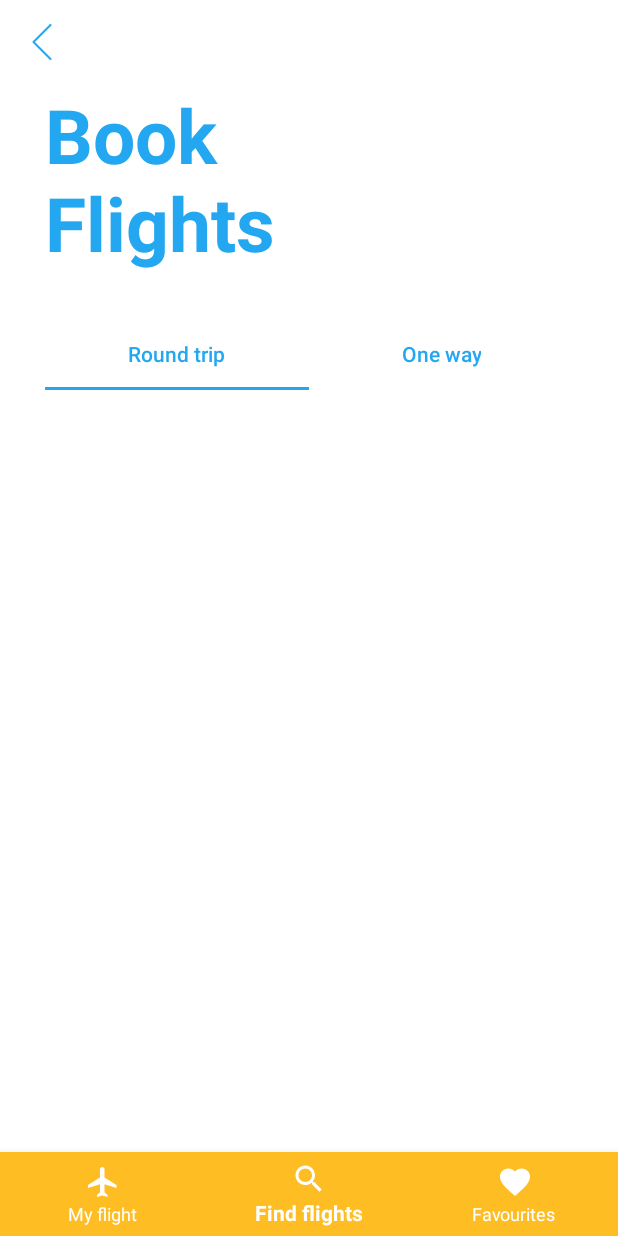
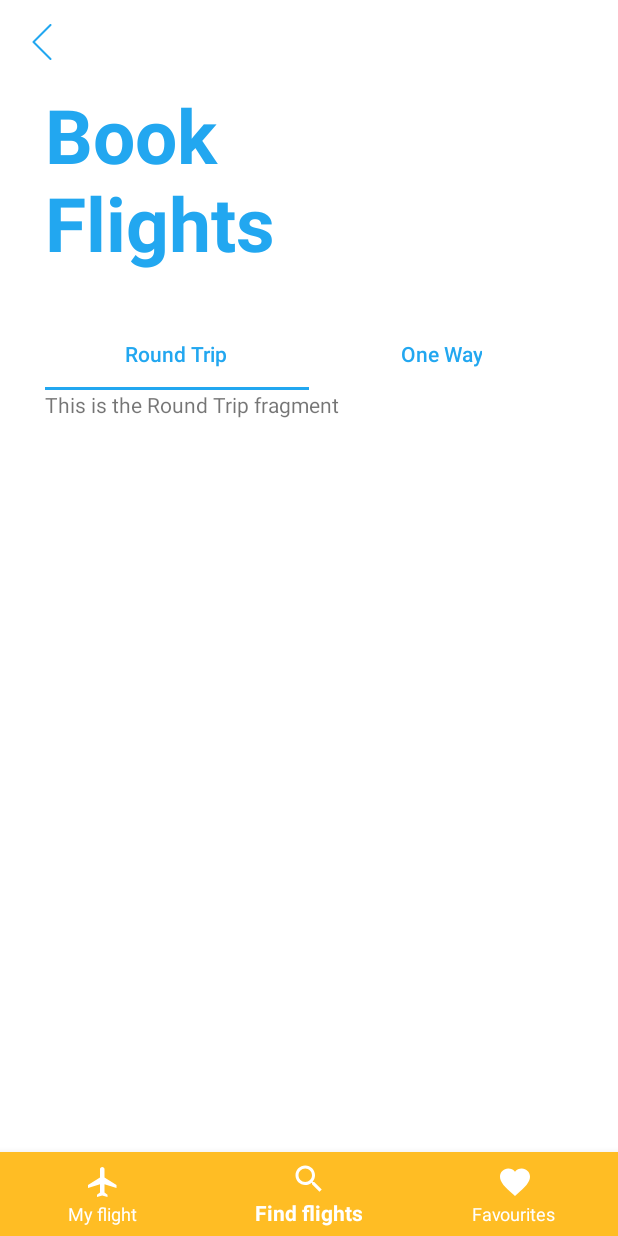
Before and after one commit to fashbot/flight_checker_app, an Android app: the screen it shows after launch (MainActivity), item 2 of the bottom bar chosen, on a phone screen of 412 x 824 dp. Run offline under Robolectric (Android 15) with nearby library versions, the phone set to English and light mode, and no system bars.

Commit message:
Add Tab Bar Body to Book Flights Fragment + create Round tip and One Way fragments

```diff
--- a/app/src/main/java/yass/stephanie/com/flight_checker/MainActivity.kt
+++ b/app/src/main/java/yass/stephanie/com/flight_checker/MainActivity.kt
@@ -2,13 +2,17 @@ package yass.stephanie.com.flight_checker
 
 import android.os.Bundle
 import android.support.design.widget.BottomNavigationView
+import android.support.design.widget.TabLayout
 import android.support.v4.app.Fragment
 import android.support.v4.app.FragmentTransaction
+import android.support.v4.view.ViewPager
 import android.support.v7.app.AppCompatActivity
 import android.view.Window
+import android.widget.TableLayout
 import kotlinx.android.synthetic.main.activity_main.*
 import yass.stephanie.com.flight_checker.favouriteFlights.FavouriteFlights
 import yass.stephanie.com.flight_checker.myflights.MyFlightsFragment
+import yass.stephanie.com.flight_checker.ui.findfragment.BookFlightsTabAdapter
 import yass.stephanie.com.flight_checker.ui.findfragment.FindFlightsFragment
 
 class MainActivity : AppCompatActivity() {
--- /dev/null
+++ b/app/src/main/java/yass/stephanie/com/flight_checker/ui/findfragment/BookFlightsTabAdapter.kt
@@ -0,0 +1,34 @@
+package yass.stephanie.com.flight_checker.ui.findfragment
+
+import android.content.Context
+import android.support.v4.app.Fragment
+import android.support.v4.app.FragmentManager
+import android.support.v4.app.FragmentStatePagerAdapter
+import yass.stephanie.com.flight_checker.R
+
+class BookFlightsTabAdapter(fm: FragmentManager?, context: Context) : FragmentStatePagerAdapter(fm) {
+
+    private val mContext: Context = context
+
+    override fun getItem(position: Int): Fragment? {
+        return when (position) {
+            0 -> RoundTripFragment()
+            1 -> OneWayFragment()
+            else -> null
+        }
+    }
+
+    override fun getCount(): Int {
+        return 2
+    }
+
+    override fun getPageTitle(position: Int): CharSequence? {
+        return when (position) {
+            0 -> mContext.getString(R.string.round_trip)
+            1 -> mContext.getString(R.string.one_way)
+            else -> null
+        }
+    }
+
+
+}
--- a/app/src/main/java/yass/stephanie/com/flight_checker/ui/findfragment/FindFlightsFragment.kt
+++ b/app/src/main/java/yass/stephanie/com/flight_checker/ui/findfragment/FindFlightsFragment.kt
@@ -2,7 +2,9 @@ package yass.stephanie.com.flight_checker.ui.findfragment
 
 import android.arch.lifecycle.ViewModelProviders
 import android.os.Bundle
+import android.support.design.widget.TabLayout
 import android.support.v4.app.Fragment
+import android.support.v4.view.ViewPager
 import android.view.LayoutInflater
 import android.view.View
 import android.view.ViewGroup
@@ -10,17 +12,18 @@ import yass.stephanie.com.flight_checker.R
 
 class FindFlightsFragment : Fragment() {
 
-    companion object {
-        fun newInstance() = FindFlightsFragment()
-    }
-
     private lateinit var viewModel: FindFlightsViewModel
 
     override fun onCreateView(
         inflater: LayoutInflater, container: ViewGroup?,
         savedInstanceState: Bundle?
-    ): View {
-        return inflater.inflate(R.layout.book_flights_fragment, container, false)
+    ): View? {
+        val view: View = inflater.inflate(R.layout.book_flights_fragment, container, false)
+        val viewPager: ViewPager = view.findViewById(R.id.view_pager)
+        viewPager.adapter = BookFlightsTabAdapter(fragmentManager, this.requireActivity())
+        val tabLayout: TabLayout = view.findViewById(R.id.book_flights_tab_layout)
+        tabLayout.setupWithViewPager(viewPager)
+        return view
     }
 
     override fun onActivityCreated(savedInstanceState: Bundle?) {
--- /dev/null
+++ b/app/src/main/java/yass/stephanie/com/flight_checker/ui/findfragment/OneWayFragment.kt
@@ -0,0 +1,29 @@
+package yass.stephanie.com.flight_checker.ui.findfragment
+
+import android.arch.lifecycle.ViewModelProviders
+import android.os.Bundle
+import android.support.v4.app.Fragment
+import android.view.LayoutInflater
+import android.view.View
+import android.view.ViewGroup
+
+import yass.stephanie.com.flight_checker.R
+
+class OneWayFragment : Fragment() {
+
+    private lateinit var viewModel: OneWayViewModel
+
+    override fun onCreateView(
+        inflater: LayoutInflater, container: ViewGroup?,
+        savedInstanceState: Bundle?
+    ): View? {
+        return inflater.inflate(R.layout.one_way_fragment, container, false)
+    }
+
+    override fun onActivityCreated(savedInstanceState: Bundle?) {
+        super.onActivityCreated(savedInstanceState)
+        viewModel = ViewModelProviders.of(this).get(OneWayViewModel::class.java)
+        // TODO: Use the ViewModel
+    }
+
+}
--- /dev/null
+++ b/app/src/main/java/yass/stephanie/com/flight_checker/ui/findfragment/OneWayViewModel.kt
@@ -0,0 +1,7 @@
+package yass.stephanie.com.flight_checker.ui.findfragment
+
+import android.arch.lifecycle.ViewModel;
+
+class OneWayViewModel : ViewModel() {
+    // TODO: Implement the ViewModel
+}
--- /dev/null
+++ b/app/src/main/java/yass/stephanie/com/flight_checker/ui/findfragment/RoundTripFragment.kt
@@ -0,0 +1,33 @@
+package yass.stephanie.com.flight_checker.ui.findfragment
+
+import android.arch.lifecycle.ViewModelProviders
+import android.os.Bundle
+import android.support.v4.app.Fragment
+import android.view.LayoutInflater
+import android.view.View
+import android.view.ViewGroup
+
+import yass.stephanie.com.flight_checker.R
+
+class RoundTripFragment : Fragment() {
+
+    companion object {
+        fun newInstance() = RoundTripFragment()
+    }
+
+    private lateinit var viewModel: RoundTripViewModel
+
+    override fun onCreateView(
+        inflater: LayoutInflater, container: ViewGroup?,
+        savedInstanceState: Bundle?
+    ): View? {
+        return inflater.inflate(R.layout.round_trip_fragment, container, false)
+    }
+
+    override fun onActivityCreated(savedInstanceState: Bundle?) {
+        super.onActivityCreated(savedInstanceState)
+        viewModel = ViewModelProviders.of(this).get(RoundTripViewModel::class.java)
+        // TODO: Use the ViewModel
+    }
+
+}
--- /dev/null
+++ b/app/src/main/java/yass/stephanie/com/flight_checker/ui/findfragment/RoundTripViewModel.kt
@@ -0,0 +1,7 @@
+package yass.stephanie.com.flight_checker.ui.findfragment
+
+import android.arch.lifecycle.ViewModel;
+
+class RoundTripViewModel : ViewModel() {
+    // TODO: Implement the ViewModel
+}
--- a/app/src/main/res/layout/book_flights_fragment.xml
+++ b/app/src/main/res/layout/book_flights_fragment.xml
@@ -31,6 +31,8 @@
             android:id="@+id/book_flights_tab_layout"
             android:layout_height="wrap_content"
             app:layout_constraintTop_toBottomOf="@+id/book_flights_header"
+            app:layout_constraintLeft_toLeftOf="parent"
+            app:layout_constraintRight_toRightOf="parent"
             android:layout_width="match_parent"
             app:tabTextAppearance="@style/CustomTextAppearanceTab"
             app:tabTextColor="@color/mainActivityBackgroundColor"
@@ -38,15 +40,26 @@
     >
 
         <android.support.design.widget.TabItem
+                android:id="@+id/book_flights_round_trip_tab"
                 android:layout_height="0dp"
                 android:layout_width="0dp"
                 android:text="Round trip"
         />
 
         <android.support.design.widget.TabItem
+                android:id="@+id/book_flights_one_way_trip_tab"
                 android:layout_height="0dp"
                 android:layout_width="0dp"
                 android:text="One way"/>
     </android.support.design.widget.TabLayout>
 
+    <android.support.v4.view.ViewPager
+            android:layout_marginLeft="30dp"
+            android:layout_marginRight="30dp"
+            android:layout_width="match_parent"
+            android:layout_height="0dp"
+            app:layout_constraintTop_toBottomOf="@id/book_flights_tab_layout"
+            android:id="@+id/view_pager"/>
+
+
 </android.support.constraint.ConstraintLayout>
--- /dev/null
+++ b/app/src/main/res/layout/one_way_fragment.xml
@@ -0,0 +1,14 @@
+<?xml version="1.0" encoding="utf-8"?>
+<FrameLayout
+        xmlns:android="http://schemas.android.com/apk/res/android"
+        xmlns:tools="http://schemas.android.com/tools"
+        android:layout_width="match_parent"
+        android:layout_height="match_parent"
+        tools:context=".ui.findfragment.OneWayFragment">
+
+    <TextView
+            android:layout_width="match_parent"
+            android:layout_height="match_parent"
+            android:text="This is one way"/>
+
+</FrameLayout>
--- /dev/null
+++ b/app/src/main/res/layout/round_trip_fragment.xml
@@ -0,0 +1,14 @@
+<?xml version="1.0" encoding="utf-8"?>
+<FrameLayout
+        xmlns:android="http://schemas.android.com/apk/res/android"
+        xmlns:tools="http://schemas.android.com/tools"
+        android:layout_width="match_parent"
+        android:layout_height="match_parent"
+        tools:context=".ui.findfragment.RoundTripFragment">
+
+    <TextView
+            android:layout_width="match_parent"
+            android:layout_height="match_parent"
+            android:text="This is the Round Trip fragment"/>
+
+</FrameLayout>
--- a/app/src/main/res/values/strings.xml
+++ b/app/src/main/res/values/strings.xml
@@ -7,7 +7,11 @@
     <string name="title_find_flights">Find flights</string>
     <string name="title_favourites">Favourites</string>
     <string name="title_activity_splash">SplashActivity</string>
-    <string name="title_book_flights"> Book \nFlights </string>
+    <string name="title_book_flights">Book \nFlights</string>
+    <string name="round_trip">Round Trip</string>
+    <string name="one_way">One Way</string>
 
-    "Book \n Flights"
+    <!-- TODO: Remove or change this placeholder text -->
+    <string name="hello_blank_fragment">Hello blank fragment</string>
+
 </resources>
```
Also changed, not shown: 1 other file.
